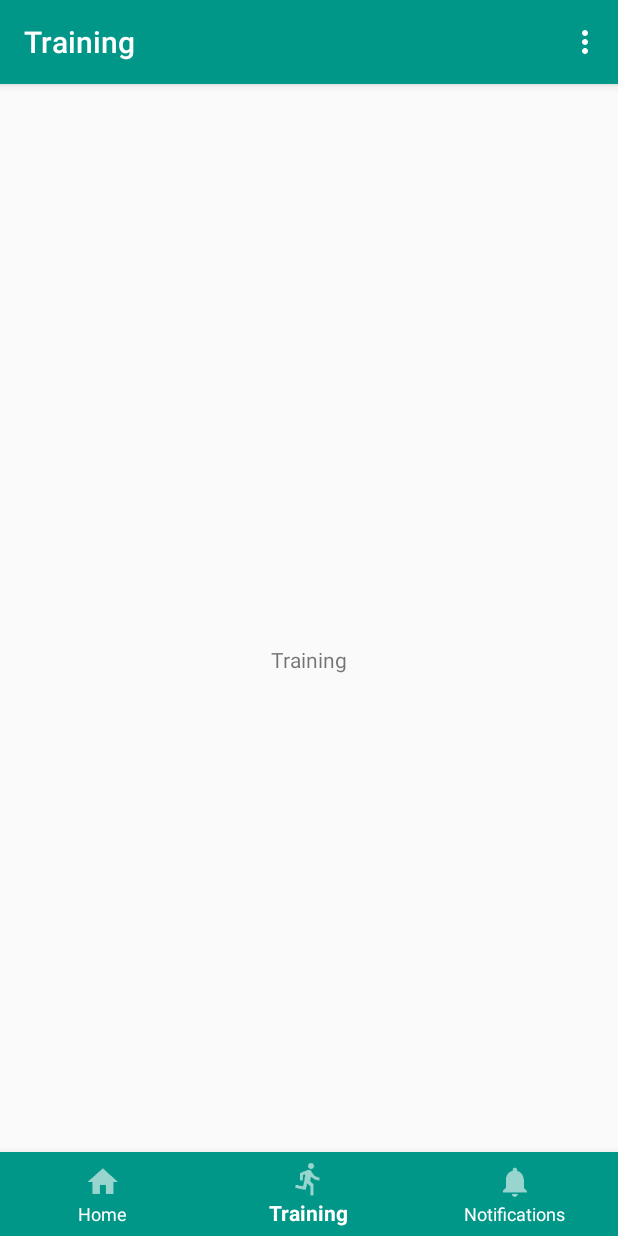
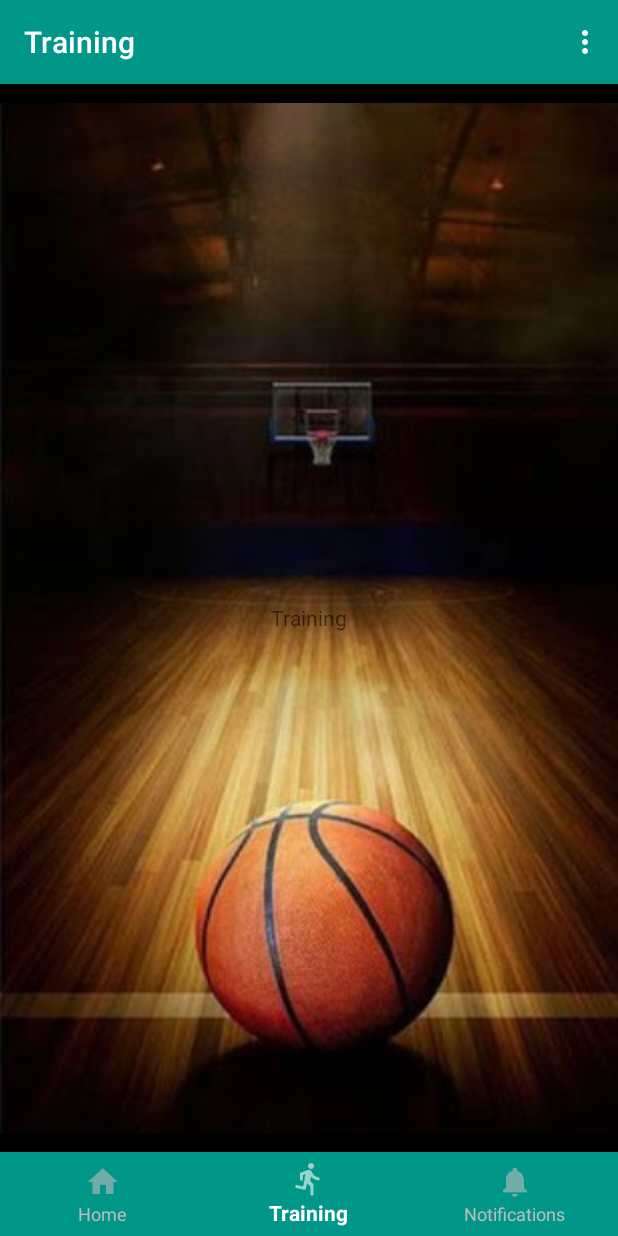
Before and after one commit to ricardo5401/dribblers-android, an Android app: the MainActivity screen opened directly, with no data from a screen before it, item 2 of the bottom bar chosen, on a phone screen of 412 x 824 dp. Run offline under Robolectric (Android 15) with nearby library versions, the phone set to English and light mode, and no system bars; libraries missing offline, so code that uses them is left out: com.androidnetworking, com.androidnetworking.common, com.androidnetworking.error, com.androidnetworking.interfaces, com.facebook and 2 more.

Commit message:
primeros cambios fragment_training

```diff
--- /dev/null
+++ b/app/src/main/res/color/bottom_navigation_text_color.xml
@@ -0,0 +1,5 @@
+<?xml version="1.0" encoding="utf-8"?>
+<selector xmlns:android="http://schemas.android.com/apk/res/android">
+    <item android:state_checked="true" android:color="@color/colorIcons" />
+    <item android:color="@color/colorDivider"/>
+</selector>
--- a/app/src/main/res/layout/activity_main.xml
+++ b/app/src/main/res/layout/activity_main.xml
@@ -7,6 +7,9 @@
     android:layout_height="match_parent"
     tools:context="pe.edu.upc.dribblers.activities.MainActivity">
 
+    <RelativeLayout
+        android:layout_width="match_parent"
+        android:layout_height="match_parent">
         <android.support.v7.widget.Toolbar
             android:id="@+id/mainToolbar"
             android:layout_width="match_parent"
@@ -16,20 +19,16 @@
             android:theme="@style/AppTheme.AppBarOverlay"
             app:popupTheme="@style/AppTheme.PopupOverlay" />
 
-    <android.support.v4.widget.NestedScrollView
-        android:layout_width="match_parent"
-        android:layout_height="match_parent"
-        android:layout_marginTop="?android:actionBarSize"
-        android:fillViewport="true"
-        app:layout_behavior="@string/appbar_scrolling_view_behavior" >
+
 
         <FrameLayout
             android:id="@+id/mainContainerFrameLayout"
             android:layout_width="match_parent"
             android:layout_height="match_parent"
-            android:layout_above="@+id/bottomBar" />
+            android:layout_above="@+id/mainBottomVavigationView"
+            android:layout_below="@id/mainToolbar" />
 
-    </android.support.v4.widget.NestedScrollView>
+
 
         <android.support.design.widget.BottomNavigationView
             xmlns:android="http://schemas.android.com/apk/res/android"
@@ -37,10 +36,13 @@
             android:id="@+id/mainBottomVavigationView"
             android:layout_width="match_parent"
             android:layout_height="wrap_content"
-        android:layout_gravity="bottom"
+            android:layout_alignParentBottom="true"
             android:background="@color/colorPrimary"
-        app:itemIconTint="@color/colorIcons"
-        app:itemTextColor="@color/colorIcons"
+            app:itemIconTint="@color/bottom_navigation_text_color"
+            app:itemTextColor="@color/bottom_navigation_text_color"
             app:menu="@menu/menu_bottom" />
 
+    </RelativeLayout>
+
+
 </android.support.design.widget.CoordinatorLayout>
--- a/app/src/main/res/layout/fragment_training.xml
+++ b/app/src/main/res/layout/fragment_training.xml
@@ -1,16 +1,23 @@
 <?xml version="1.0" encoding="utf-8"?>
-<FrameLayout
+<RelativeLayout
     xmlns:android="http://schemas.android.com/apk/res/android"
     xmlns:tools="http://schemas.android.com/tools"
     android:layout_width="match_parent"
     android:layout_height="match_parent"
-    tools:context="pe.edu.upc.dribblers.fragments.TrainingFragment">
+    tools:context="pe.edu.upc.dribblers.fragments.TrainingFragment"
+    android:background="#000000">
 
-    <!-- TODO: Update blank fragment layout -->
+
+    <ImageView
+        android:layout_width="match_parent"
+        android:layout_height="match_parent"
+        android:src="@drawable/image_training_background"
+        android:scaleType="fitCenter"/>
+
     <TextView
         android:layout_width="wrap_content"
         android:layout_height="wrap_content"
-        android:layout_gravity="center"
+        android:layout_centerInParent="true"
         android:text="Training" />
 
-</FrameLayout>
+</RelativeLayout>
```
Also changed, not shown: app/src/main/res/drawable/image_training_background.jpg (added). Lines whose indentation alone changed are shown as unchanged.
